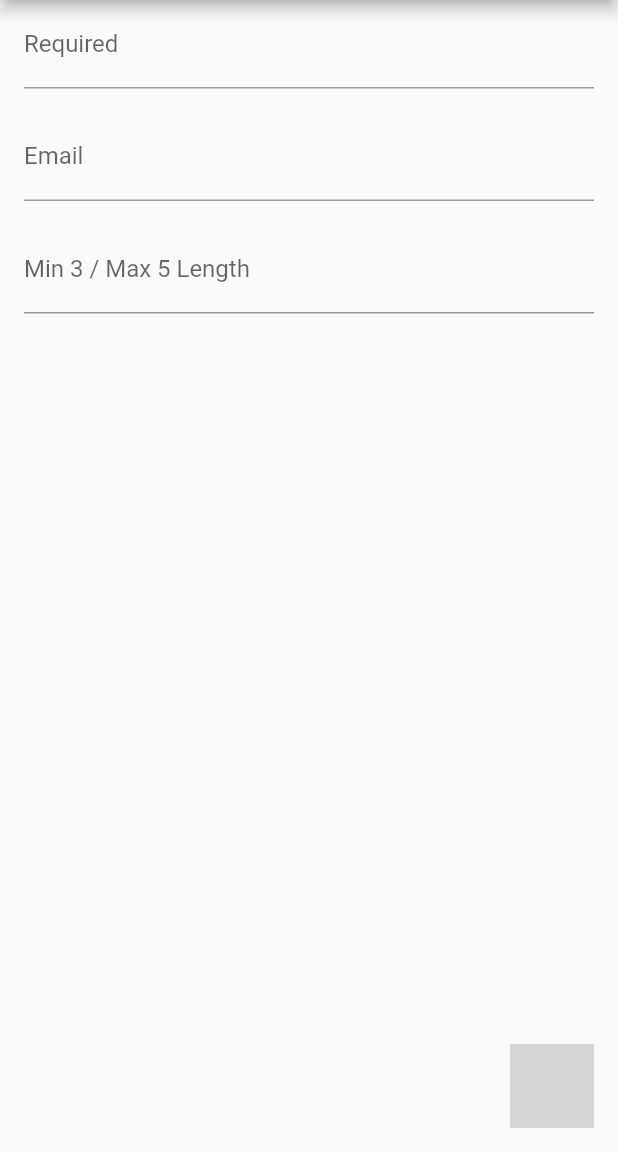
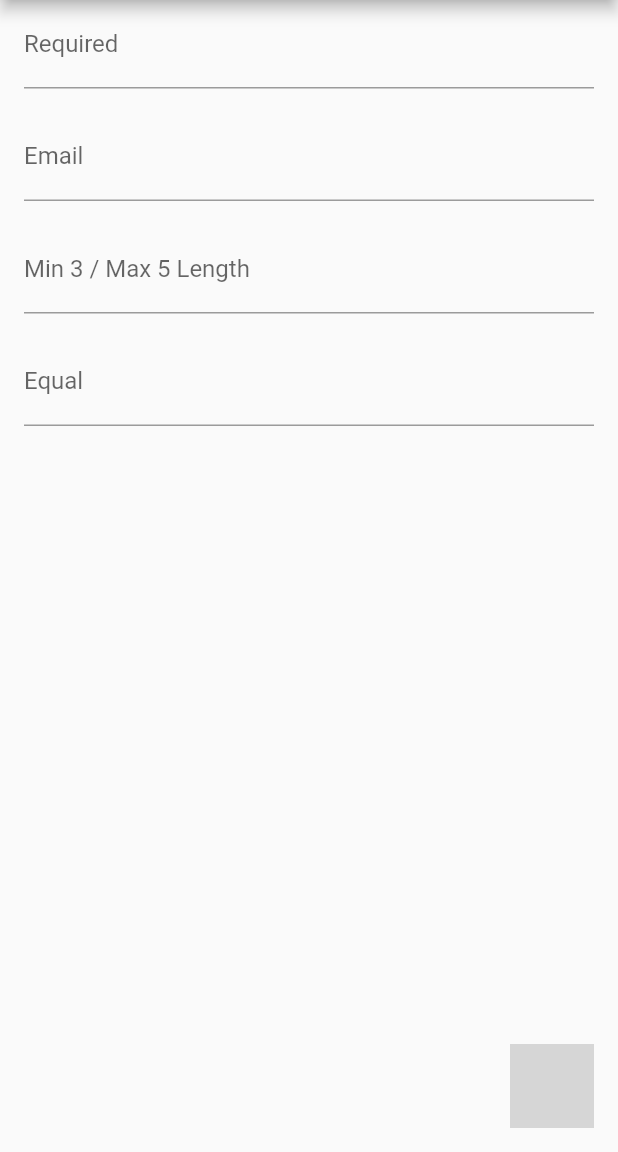
Before and after one commit to peiffer-innovations/form_validation, a Flutter app: the screen it shows after launch, on a phone screen of 412 x 824 dp, the part 84-1236 px from its top. Run offline on Flutter 3.47's test engine with Material 2 defaults, Android fonts, the phone set to English and light mode, and no system bars; missing offline and left inert: form_floating_action_button, json_class; grey boxes are pictures that could not be loaded.

Commit message:
Add Equal Validator

````diff
--- a/example/lib/main.dart
+++ b/example/lib/main.dart
@@ -34,6 +34,9 @@ class MyHomePage extends StatefulWidget {
 class _MyHomePageState extends State<MyHomePage> {
   bool _loading = false;
 
+  final TextEditingController requiredTextController = TextEditingController();
+  final TextEditingController equalTextController = TextEditingController();
+
   void _onSubmit() async {
     setState(() => _loading = true);
     await Future.delayed(const Duration(seconds: 3));
@@ -59,6 +62,7 @@ class _MyHomePageState extends State<MyHomePage> {
               mainAxisSize: MainAxisSize.min,
               children: [
                 TextFormField(
+                  controller: requiredTextController,
                   decoration: const InputDecoration(
                     labelText: 'Required',
                   ),
@@ -115,6 +119,25 @@ class _MyHomePageState extends State<MyHomePage> {
                     );
                   },
                 ),
+                const SizedBox(
+                  height: 16.0,
+                ),
+                TextFormField(
+                  controller: equalTextController,
+                  decoration: const InputDecoration(
+                    labelText: 'Equal',
+                  ),
+                  validator: (value) {
+                    final validator = Validator(
+                      validators: [EqualValidator(target: requiredTextController.text)],
+                    );
+
+                    return validator.validate(
+                      label: 'Equal',
+                      value: value,
+                    );
+                  },
+                ),
               ],
             ),
           ),
--- a/lib/form_validation.dart
+++ b/lib/form_validation.dart
@@ -4,6 +4,7 @@ export 'src/translations/form_validation_translations.dart';
 
 export 'src/validators/currency_validator.dart';
 export 'src/validators/email_validator.dart';
+export 'src/validators/equal_validator.dart';
 export 'src/validators/max_length_validator.dart';
 export 'src/validators/max_number_validator.dart';
 export 'src/validators/min_length_validator.dart';
--- a/lib/src/components/validator.dart
+++ b/lib/src/components/validator.dart
@@ -27,6 +27,7 @@ class Validator extends JsonClass {
     NumberValidator.kType: NumberValidator.fromDynamic,
     PhoneNumberValidator.kType: PhoneNumberValidator.fromDynamic,
     RequiredValidator.kType: RequiredValidator.fromDynamic,
+    EqualValidator.kType : EqualValidator.fromDynamic,
   };
 
   static final _customValidatorBuilders =
@@ -66,6 +67,7 @@ class Validator extends JsonClass {
   ///  * [NumberValidator], ensures the value is a valid number.
   ///  * [PhoneNumberValidator], ensures the value is formatted as a phone number.
   ///  * [RequiredValidator], ensures the value is not empty.
+  ///  * [EqualValidator], ensures the value is same as N characters.
   ///
   /// Note: All validators except for [RequiredValidator] will pass on an empty
   /// value.
--- a/lib/src/translations/form_validation_translations.dart
+++ b/lib/src/translations/form_validation_translations.dart
@@ -34,6 +34,7 @@ class FormValidationTranslations {
     'form_validation_number_decimal': _kDefaultInvalidError,
     'form_validation_phone_number': _kDefaultInvalidError,
     'form_validation_required': '{label} is required',
+    'form_validation_equal': '{label} is not equal to {target}',
   };
 
   static String get form_validation_currency =>
@@ -58,4 +59,6 @@ class FormValidationTranslations {
       values['form_validation_phone_number'] ?? _kDefaultInvalidError;
   static String get form_validation_required =>
       values['form_validation_required'] ?? _kDefaultInvalidError;
+  static String get form_validation_equal =>
+      values['form_validation_equal'] ?? _kDefaultInvalidError;
 }
--- /dev/null
+++ b/lib/src/validators/equal_validator.dart
@@ -0,0 +1,73 @@
+import 'package:form_validation/src/translations/form_validation_translations.dart';
+import 'package:form_validation/src/validators/value_validator.dart';
+import 'package:meta/meta.dart';
+
+@immutable
+class EqualValidator implements ValueValidator {
+  /// Constructs the validator with the target [String] that the value must be.
+  const EqualValidator({
+    required this.target,
+  }) : assert(target != '');
+
+  static const kType = 'equal';
+
+  final String target;
+
+  @override
+  String get type => kType;
+
+  /// Processes the validator object from the given [map] which must be an
+  /// actual Map or a Map-like object that supports the `[]` operator.  Any
+  /// non-null object that is not Map-like will result in an error.  A `null`
+  /// value will result in a return value of `null`.
+  ///
+  /// This expects the JSON format:
+  /// ```json
+  /// {
+  ///   "target": <String>,
+  ///   "type": "equal"
+  /// }
+  /// ```
+  static EqualValidator fromDynamic(dynamic map) {
+    EqualValidator result;
+
+    if (map == null) {
+      throw Exception('[EqualValidator.fromDynamic]: map is null');
+    } else {
+      assert(map['type'] == kType);
+
+      result = EqualValidator(target: map['target']);
+    }
+
+    return result;
+  }
+
+  /// Returns the JSON-compatible representation of this validator.
+  @override
+  Map<String, dynamic> toJson() => {'target': target, 'type': type};
+
+  /// Ensures the value contains at most [number] characters.
+  ///
+  /// This will pass on empty or `null` values.
+  ///
+  /// See also:
+  ///  * [FormValidationTranslations.form_validation_equal]
+  @override
+  String? validate({
+    required String label,
+    required String? value,
+  }) {
+    String? error;
+
+    if (value?.isNotEmpty == true) {
+      if (value != target) {
+        error = translate(FormValidationTranslations.form_validation_equal, {
+          'label': label,
+          'target': target,
+        });
+      }
+    }
+
+    return error;
+  }
+}
````
Also changed, not shown: pubspec.yaml (line endings or trailing spaces), 1 other file.
